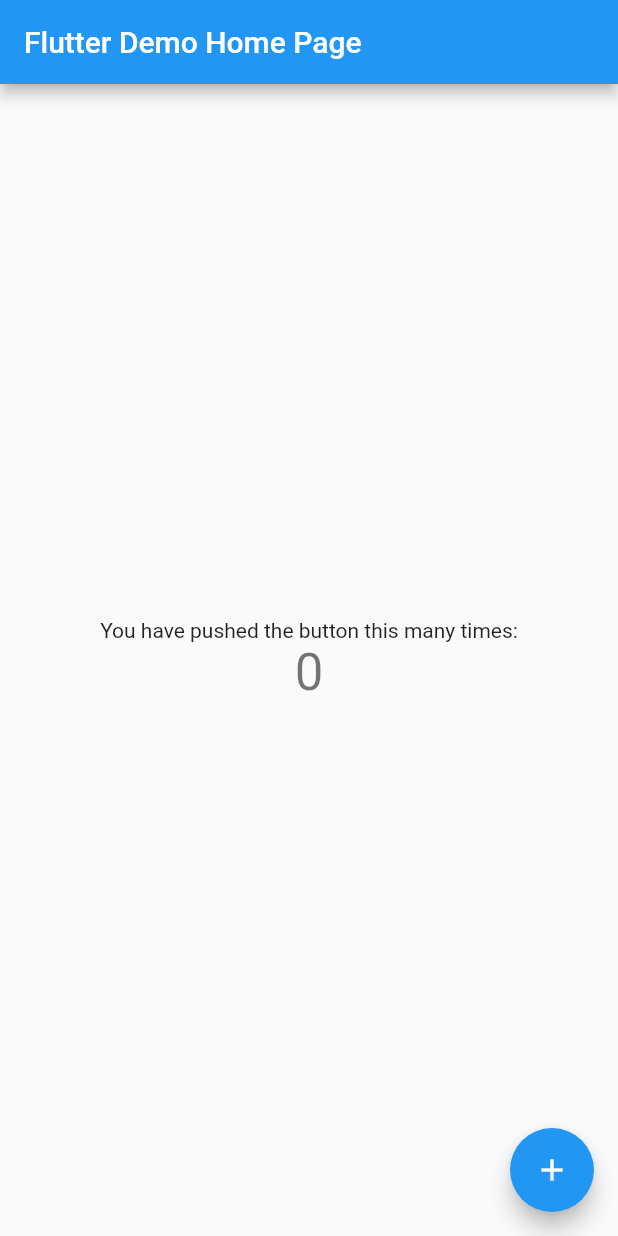
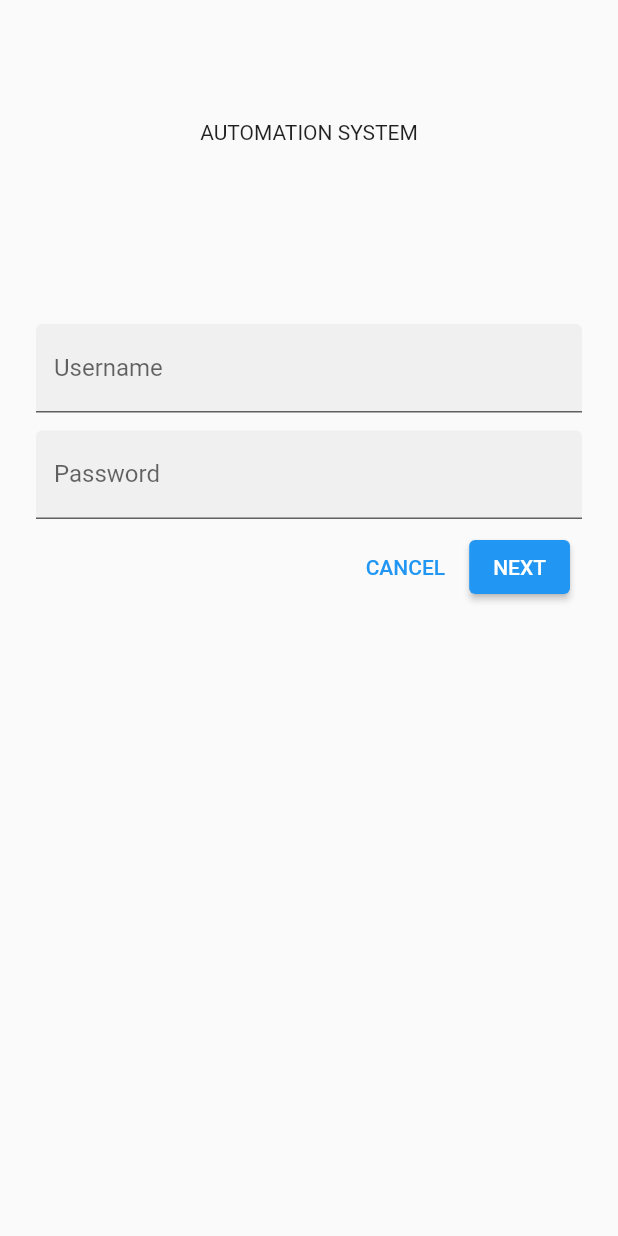
Before and after one commit to grygry12345/My_Virtual_Factory_UI, a Flutter app: the screen it shows after launch, on a phone screen of 412 x 824 dp. Run offline on Flutter 3.47's test engine with Material 2 defaults, Android fonts, the phone set to English and light mode, and no system bars.

Commit message:
Arayüz eklendi

```diff
--- /dev/null
+++ b/lib/app.dart
@@ -0,0 +1,52 @@
+// Copyright 2018-present the Flutter authors. All Rights Reserved.
+//
+// Licensed under the Apache License, Version 2.0 (the "License");
+// you may not use this file except in compliance with the License.
+// You may obtain a copy of the License at
+//
+// http://www.apache.org/licenses/LICENSE-2.0
+//
+// Unless required by applicable law or agreed to in writing, software
+// distributed under the License is distributed on an "AS IS" BASIS,
+// WITHOUT WARRANTIES OR CONDITIONS OF ANY KIND, either express or implied.
+// See the License for the specific language governing permissions and
+// limitations under the License.
+
+import 'package:flutter/material.dart';
+
+import 'home.dart';
+import 'login.dart';
+
+// TODO: Convert ShrineApp to stateful widget (104)
+class ShrineApp extends StatelessWidget {
+
+  @override
+  Widget build(BuildContext context) {
+    return MaterialApp(
+      title: 'Shrine',
+      // TODO: Change home: to a Backdrop with a HomePage frontLayer (104)
+      home: HomePage(),
+      // TODO: Make currentCategory field take _currentCategory (104)
+      // TODO: Pass _currentCategory for frontLayer (104)
+      // TODO: Change backLayer field value to CategoryMenuPage (104)
+      initialRoute: '/login',
+      onGenerateRoute: _getRoute,
+      // TODO: Add a theme (103)
+    );
+  }
+
+  Route<dynamic> _getRoute(RouteSettings settings) {
+    if (settings.name != '/login') {
+      return null;
+    }
+
+    return MaterialPageRoute<void>(
+      settings: settings,
+      builder: (BuildContext context) => LoginPage(),
+      fullscreenDialog: true,
+    );
+  }
+}
+
+// TODO: Build a Shrine Theme (103)
+// TODO: Build a Shrine Text Theme (103)
--- /dev/null
+++ b/lib/login.dart
@@ -0,0 +1,74 @@
+import 'package:flutter/material.dart';
+
+class LoginPage extends StatefulWidget {
+  @override
+  _LoginPageState createState() => _LoginPageState();
+}
+
+class _LoginPageState extends State<LoginPage> {
+  final _usernameController = TextEditingController();
+  final _passwordController = TextEditingController();
+  @override
+  Widget build(BuildContext context) {
+    return Scaffold(
+      body: SafeArea(
+        child: ListView(
+          padding: EdgeInsets.symmetric(horizontal: 24.0),
+          children: <Widget>[
+            SizedBox(height: 80.0),
+            Column(
+              children: <Widget>[
+                Text('AUTOMATION SYSTEM'),
+              ],
+            ),
+            SizedBox(height: 120.0),
+            // TODO: Wrap Username with AccentColorOverride (103)
+            // TODO: Remove filled: true values (103)
+            // TODO: Wrap Password with AccentColorOverride (103)
+            // [Name]
+            TextField(
+              controller: _usernameController,
+              decoration: InputDecoration(
+                filled: true,
+                labelText: 'Username',
+              ),
+            ),
+// spacer
+            SizedBox(height: 12.0),
+// [Password]
+            TextField(
+              controller: _passwordController,
+              decoration: InputDecoration(
+                filled: true,
+                labelText: 'Password',
+              ),
+              obscureText: true,
+            ),
+            ButtonBar(
+              // TODO: Add a beveled rectangular border to CANCEL (103)
+              children: <Widget>[
+                TextButton(
+                  child: Text('CANCEL'),
+                  onPressed: () {
+                    _usernameController.clear();
+                    _passwordController.clear();
+                  },
+                ),
+                // TODO: Add an elevation to NEXT (103)
+                // TODO: Add a beveled rectangular border to NEXT (103)
+                ElevatedButton(
+                  child: Text('NEXT'),
+                  onPressed: () {
+                    Navigator.pop(context);
+                  },
+                ),
+              ],
+            ),
+          ],
+        ),
+      ),
+    );
+  }
+}
+
+// TODO: Add AccentColorOverride (103)
--- a/lib/main.dart
+++ b/lib/main.dart
@@ -1,113 +1,18 @@
+// Copyright 2018-present the Flutter authors. All Rights Reserved.
+//
+// Licensed under the Apache License, Version 2.0 (the "License");
+// you may not use this file except in compliance with the License.
+// You may obtain a copy of the License at
+//
+// http://www.apache.org/licenses/LICENSE-2.0
+//
+// Unless required by applicable law or agreed to in writing, software
+// distributed under the License is distributed on an "AS IS" BASIS,
+// WITHOUT WARRANTIES OR CONDITIONS OF ANY KIND, either express or implied.
+// See the License for the specific language governing permissions and
+// limitations under the License.
+
 import 'package:flutter/material.dart';
+import 'app.dart';
 
-void main() {
-  runApp(MyApp());
-}
-
-class MyApp extends StatelessWidget {
-  // This widget is the root of your application.
-  @override
-  Widget build(BuildContext context) {
-    return MaterialApp(
-      title: 'Flutter Demo',
-      theme: ThemeData(
-        // This is the theme of your application.
-        //
-        // Try running your application with "flutter run". You'll see the
-        // application has a blue toolbar. Then, without quitting the app, try
-        // changing the primarySwatch below to Colors.green and then invoke
-        // "hot reload" (press "r" in the console where you ran "flutter run",
-        // or simply save your changes to "hot reload" in a Flutter IDE).
-        // Notice that the counter didn't reset back to zero; the application
-        // is not restarted.
-        primarySwatch: Colors.blue,
-      ),
-      home: MyHomePage(title: 'Flutter Demo Home Page'),
-    );
-  }
-}
-
-class MyHomePage extends StatefulWidget {
-  MyHomePage({Key key, this.title}) : super(key: key);
-
-  // This widget is the home page of your application. It is stateful, meaning
-  // that it has a State object (defined below) that contains fields that affect
-  // how it looks.
-
-  // This class is the configuration for the state. It holds the values (in this
-  // case the title) provided by the parent (in this case the App widget) and
-  // used by the build method of the State. Fields in a Widget subclass are
-  // always marked "final".
-
-  final String title;
-
-  @override
-  _MyHomePageState createState() => _MyHomePageState();
-}
-
-class _MyHomePageState extends State<MyHomePage> {
-  int _counter = 0;
-
-  void _incrementCounter() {
-    setState(() {
-      // This call to setState tells the Flutter framework that something has
-      // changed in this State, which causes it to rerun the build method below
-      // so that the display can reflect the updated values. If we changed
-      // _counter without calling setState(), then the build method would not be
-      // called again, and so nothing would appear to happen.
-      _counter++;
-    });
-  }
-
-  @override
-  Widget build(BuildContext context) {
-    // This method is rerun every time setState is called, for instance as done
-    // by the _incrementCounter method above.
-    //
-    // The Flutter framework has been optimized to make rerunning build methods
-    // fast, so that you can just rebuild anything that needs updating rather
-    // than having to individually change instances of widgets.
-    return Scaffold(
-      appBar: AppBar(
-        // Here we take the value from the MyHomePage object that was created by
-        // the App.build method, and use it to set our appbar title.
-        title: Text(widget.title),
-      ),
-      body: Center(
-        // Center is a layout widget. It takes a single child and positions it
-        // in the middle of the parent.
-        child: Column(
-          // Column is also a layout widget. It takes a list of children and
-          // arranges them vertically. By default, it sizes itself to fit its
-          // children horizontally, and tries to be as tall as its parent.
-          //
-          // Invoke "debug painting" (press "p" in the console, choose the
-          // "Toggle Debug Paint" action from the Flutter Inspector in Android
-          // Studio, or the "Toggle Debug Paint" command in Visual Studio Code)
-          // to see the wireframe for each widget.
-          //
-          // Column has various properties to control how it sizes itself and
-          // how it positions its children. Here we use mainAxisAlignment to
-          // center the children vertically; the main axis here is the vertical
-          // axis because Columns are vertical (the cross axis would be
-          // horizontal).
-          mainAxisAlignment: MainAxisAlignment.center,
-          children: <Widget>[
-            Text(
-              'You have pushed the button this many times:',
-            ),
-            Text(
-              '$_counter',
-              style: Theme.of(context).textTheme.headline4,
-            ),
-          ],
-        ),
-      ),
-      floatingActionButton: FloatingActionButton(
-        onPressed: _incrementCounter,
-        tooltip: 'Increment',
-        child: Icon(Icons.add),
-      ), // This trailing comma makes auto-formatting nicer for build methods.
-    );
-  }
-}
+void main() => runApp(ShrineApp());
--- a/pubspec.yaml
+++ b/pubspec.yaml
@@ -23,6 +23,7 @@ environment:
 dependencies:
   flutter:
     sdk: flutter
+  sqflite: ^1.3.0
 
 
   # The following adds the Cupertino Icons font to your application.
```
Also changed, not shown: lib/home.dart (added, +89 -0 lines), pubspec.lock, 1 other file.
